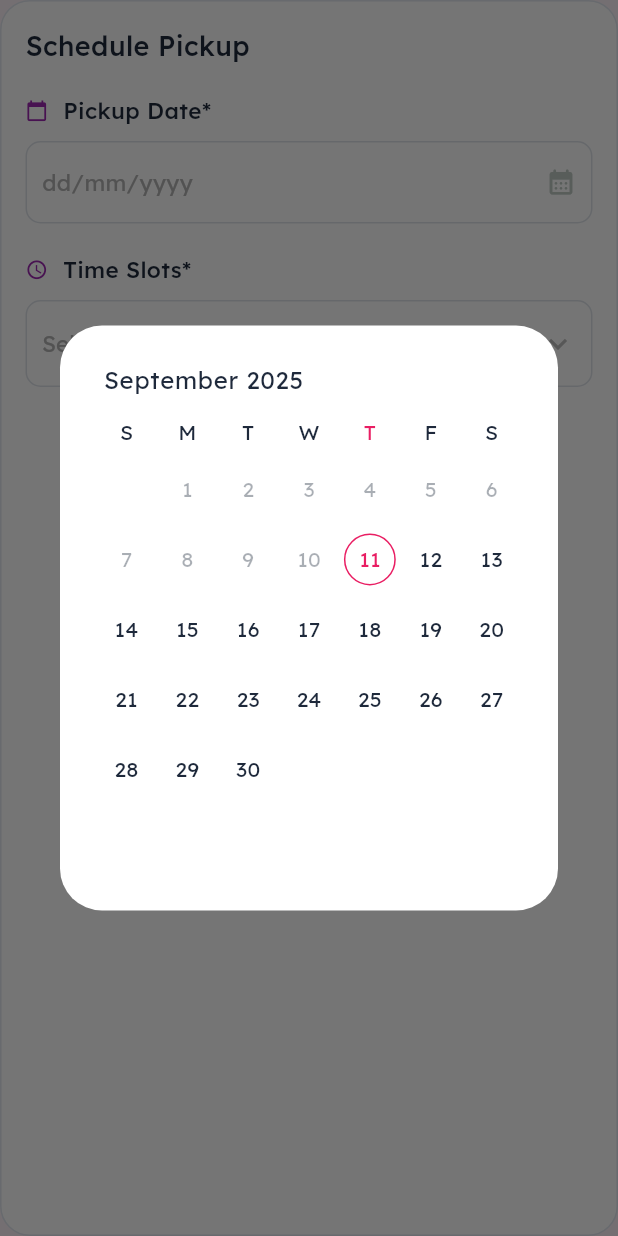
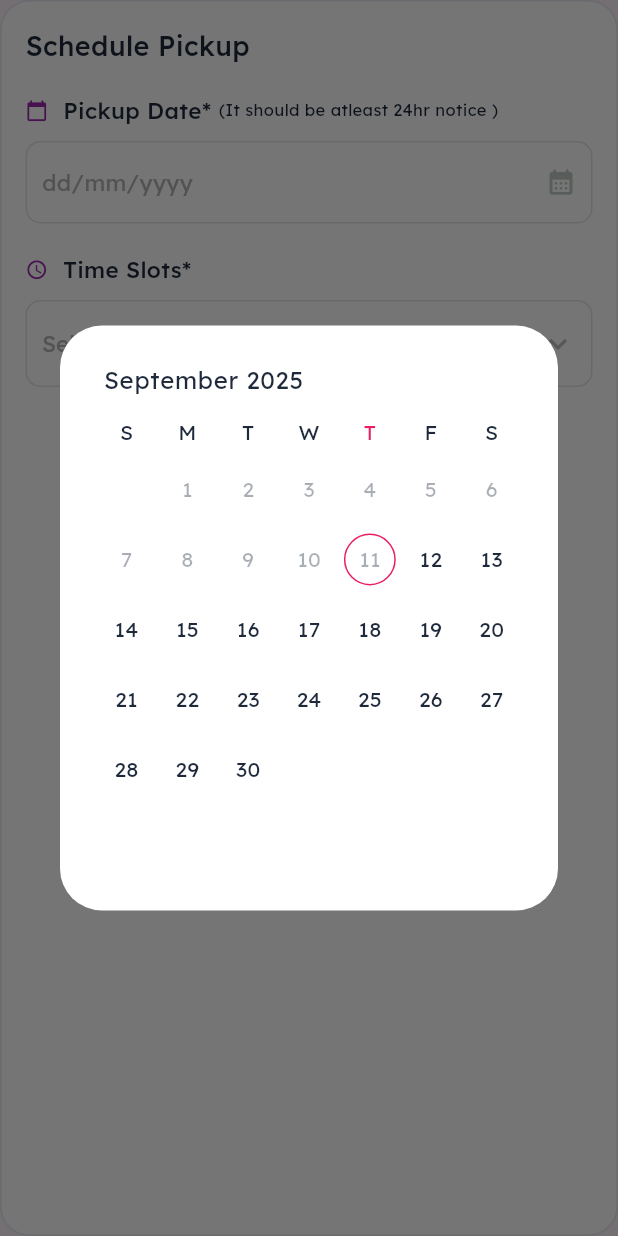
Before and after one commit to juliamwangi123/flo_rewite, a Flutter app: the SchedulePickupWidget widget shown alone on an empty page, opened directly with empty values, after a tap on "dd/mm/yyyy", on a phone screen of 412 x 824 dp. Run offline on Flutter 3.47's test engine with Material 3 defaults, Android fonts, the phone set to English and light mode, and no system bars; drawn by our look-alikes of syncfusion_flutter_datepicker; our stand-ins replace bloc, country_code_picker, dartz, equatable, firebase_auth, firebase_core and 11 more; accounts and stored records are empty.

```diff
--- a/lib/features/pick_up/presentation/widgets/schedule_pickups.dart
+++ b/lib/features/pick_up/presentation/widgets/schedule_pickups.dart
@@ -37,7 +37,14 @@ class SchedulePickupWidget extends StatelessWidget {
                 weight: 100,
               ),
               smallHorizontalSizedBox,
-              Text('Pickup Date*', style: boldSize15Text(AppColors.deepNavy)),
+              Row(
+                children: [
+                  Text('Pickup Date*', style: boldSize15Text(AppColors.deepNavy)),
+                  verySmallHorizontalSizedBox,
+                  Text('(It should be atleast 24hr notice )', style: normalSize11Text(AppColors.deepNavy)),
+
+                ],
+              ),
             ],
           ),
           smallVerticalSizedBox,
@@ -55,13 +62,12 @@ class SchedulePickupWidget extends StatelessWidget {
                       child: SfDateRangePicker(
                         backgroundColor: AppColors.whiteColor,
                         enablePastDates: false,
+                        minDate: DateTime.now().add( const Duration(days: 1)),
                         onSelectionChanged: (
                           DateRangePickerSelectionChangedArgs args,
                         ) {
                           final selectedDate =
                               (args.value as DateTime).toString().split(' ')[0];
-
-                          // Emit the selected date to state
                           context.read<SchedulePickupBloc>().add(
                             UpdateFormFieldEvent(
                               field: 'pickupDate',
@@ -71,7 +77,7 @@ class SchedulePickupWidget extends StatelessWidget {
 
                           Navigator.of(
                             context,
-                          ).pop(); // Close dialog after selection
+                          ).pop();
                         },
                       ),
                     ),
```
